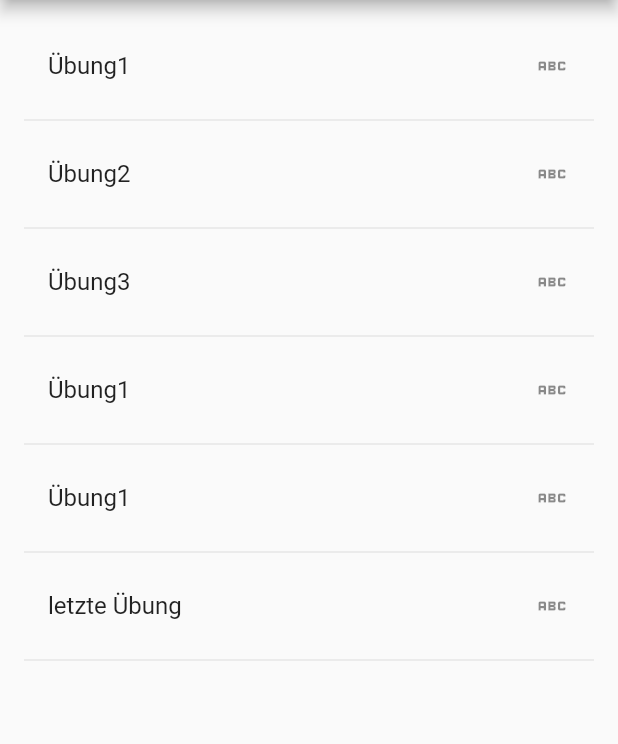
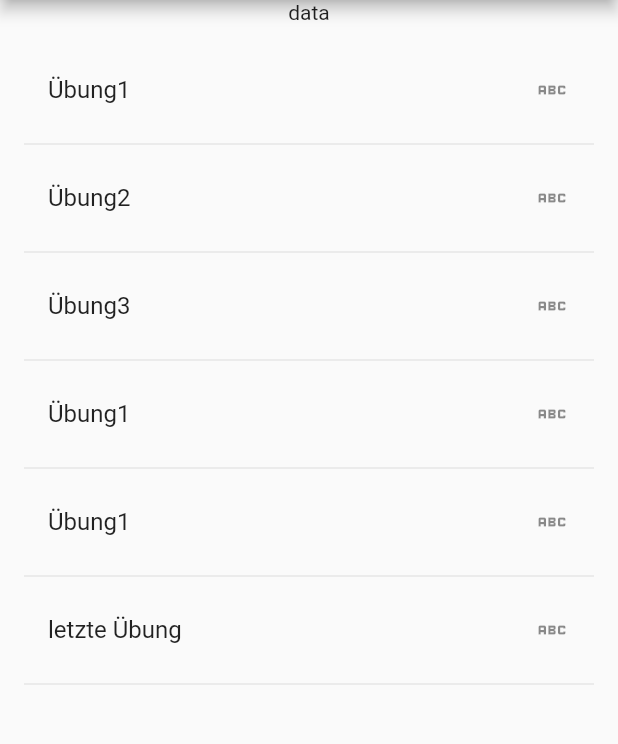
Before and after one commit to TorbenStriegel/Fit4You-FitnessApp, a Flutter app: the screen it shows after launch, on a phone screen of 412 x 824 dp, the part 84-828 px from its top. Run offline on Flutter 3.47's test engine with Material 2 defaults, Android fonts, the phone set to English and light mode, and no system bars.

Commit message:
Über Liste wird ein Text angezeigt

```diff
--- a/lib/main.dart
+++ b/lib/main.dart
@@ -38,7 +38,10 @@ class _ExerciseName extends State<ExerciseGenerator> {
       appBar: AppBar(
         title: Text('Fit4You'),
       ),
-      body: _buildBody(),
+      body:   Column(
+        mainAxisAlignment: MainAxisAlignment.spaceBetween,
+        children: [Text("data"),Flexible(child: _buildBody())],
+      )
     );
   }
 
```
